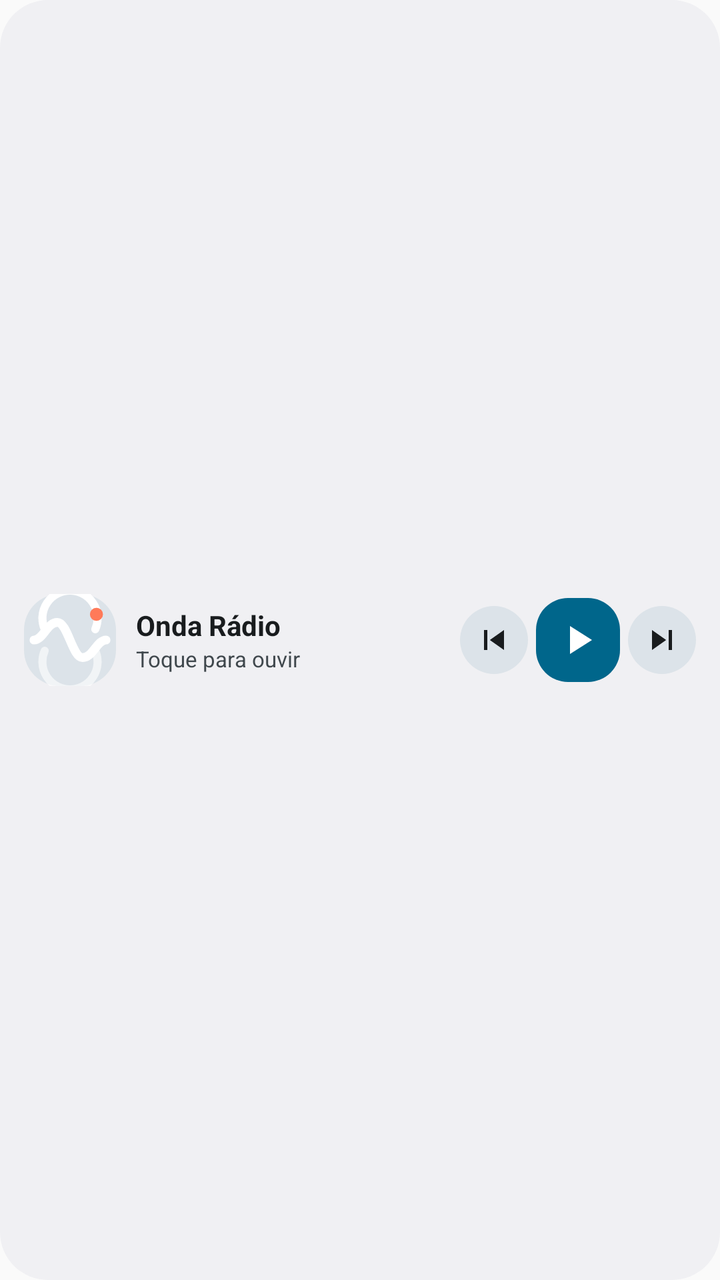
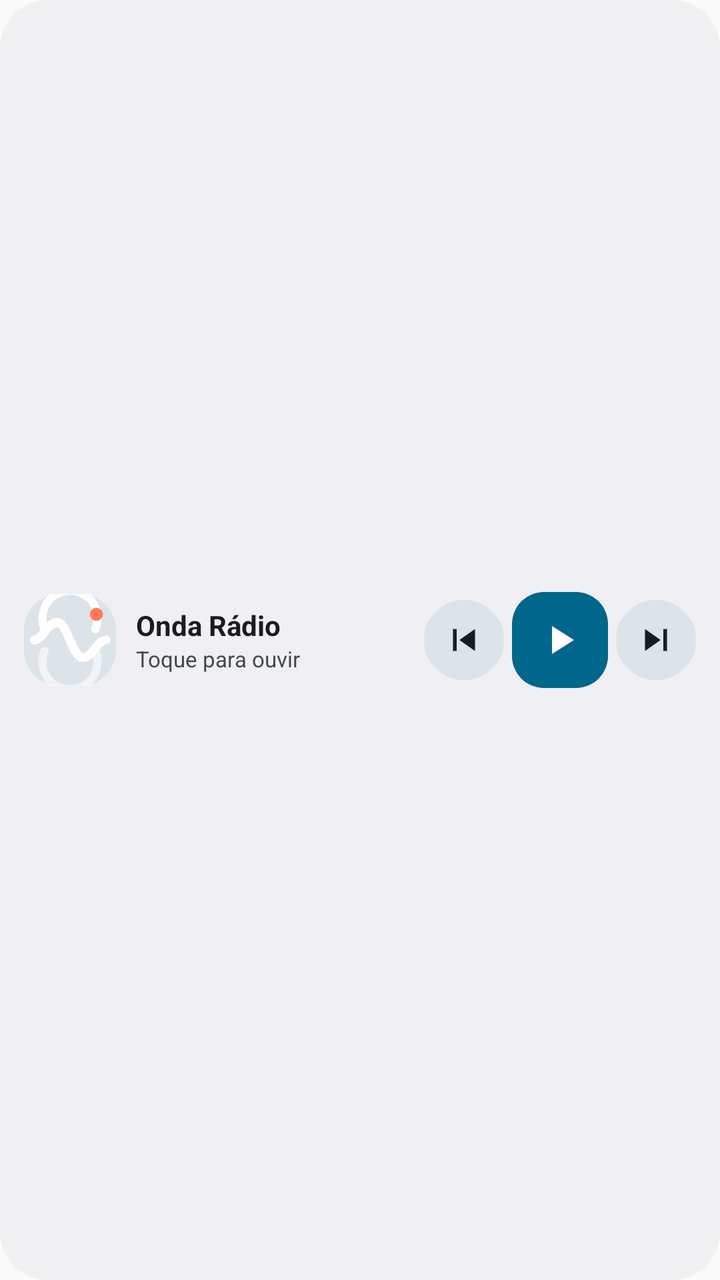

An Android layout rendered at two revisions. The XML below is the earlier revision; the diff shows what the commit changed to produce the second picture.
<!-- AndroidManifest.xml: application theme Theme.Onda -->
<!-- res/layout/widget_onda_compact.xml -->
<?xml version="1.0" encoding="utf-8"?>
<LinearLayout xmlns:android="http://schemas.android.com/apk/res/android"
    android:layout_width="match_parent"
    android:layout_height="match_parent"
    android:background="@drawable/widget_bg"
    android:gravity="center_vertical"
    android:orientation="horizontal"
    android:paddingHorizontal="12dp"
    android:paddingVertical="8dp">

    <LinearLayout
        android:id="@+id/widget_compact_info"
        android:layout_width="0dp"
        android:layout_height="wrap_content"
        android:layout_weight="1"
        android:gravity="center_vertical"
        android:orientation="horizontal"
        android:paddingEnd="8dp">

        <ImageView
            android:id="@+id/widget_compact_art"
            android:layout_width="46dp"
            android:layout_height="46dp"
            android:background="@drawable/widget_chip_bg"
            android:contentDescription="@string/app_name"
            android:scaleType="centerCrop"
            android:src="@drawable/ic_radio" />

        <LinearLayout
            android:layout_width="0dp"
            android:layout_height="wrap_content"
            android:layout_marginStart="10dp"
            android:layout_weight="1"
            android:orientation="vertical">

            <TextView
                android:id="@+id/widget_compact_title"
                android:layout_width="match_parent"
                android:layout_height="wrap_content"
                android:ellipsize="end"
                android:maxLines="1"
                android:text="@string/widget_idle_title"
                android:textColor="@color/widget_on_surface"
                android:textSize="14sp"
                android:textStyle="bold" />

            <TextView
                android:id="@+id/widget_compact_subtitle"
                android:layout_width="match_parent"
                android:layout_height="wrap_content"
                android:ellipsize="end"
                android:maxLines="1"
                android:text="@string/widget_idle_subtitle"
                android:textColor="@color/widget_on_surface_variant"
                android:textSize="11sp" />
        </LinearLayout>
    </LinearLayout>

    <ImageButton
        android:id="@+id/widget_compact_prev"
        android:layout_width="34dp"
        android:layout_height="34dp"
        android:layout_marginEnd="4dp"
        android:background="@drawable/widget_btn_tonal"
        android:contentDescription="@string/app_name"
        android:padding="7dp"
        android:scaleType="fitCenter"
        android:src="@drawable/ic_skip_previous"
        android:tint="@color/widget_on_surface" />

    <ImageButton
        android:id="@+id/widget_compact_play"
        android:layout_width="42dp"
        android:layout_height="42dp"
        android:layout_marginEnd="4dp"
        android:background="@drawable/widget_play_bg"
        android:contentDescription="@string/app_name"
        android:padding="9dp"
        android:scaleType="fitCenter"
        android:src="@drawable/ic_play"
        android:tint="@color/widget_on_primary" />

    <ImageButton
        android:id="@+id/widget_compact_next"
        android:layout_width="34dp"
        android:layout_height="34dp"
        android:background="@drawable/widget_btn_tonal"
        android:contentDescription="@string/app_name"
        android:padding="7dp"
        android:scaleType="fitCenter"
        android:src="@drawable/ic_skip_next"
        android:tint="@color/widget_on_surface" />

</LinearLayout>
<!-- resources referenced by this layout -->
<resources>
  <color name="widget_on_primary">#FFFFFF</color>
  <color name="widget_on_surface">#0F172A</color>
  <color name="widget_on_surface_variant">#475569</color>
  <!-- drawable ic_play (drawable) -->
  <vector xmlns:android="http://schemas.android.com/apk/res/android"
      android:width="24dp"
      android:height="24dp"
      android:viewportWidth="24"
      android:viewportHeight="24">
      <path
          android:fillColor="#FFFFFFFF"
          android:pathData="M8,5v14l11,-7z" />
  </vector>
  <!-- drawable ic_radio (drawable) -->
  <?xml version="1.0" encoding="utf-8"?>
  <vector xmlns:android="http://schemas.android.com/apk/res/android"
      android:width="24dp"
      android:height="24dp"
      android:viewportWidth="24"
      android:viewportHeight="24">
  
      <path
          android:pathData="M5.4,9.2 A7.2,7.2 0 1,1 18.6,9.2"
          android:strokeColor="#FFFFFFFF"
          android:strokeLineCap="round"
          android:strokeWidth="2.1" />
  
      <path
          android:pathData="M18.6,14.8 A7.2,7.2 0 1,1 5.4,14.8"
          android:strokeAlpha="0.6"
          android:strokeColor="#FFFFFFFF"
          android:strokeLineCap="round"
          android:strokeWidth="2.1" />
  
      <path
          android:pathData="M2.6,12 C5,12 6,7.4 8.7,7.4 C11.4,7.4 12.6,16.6 15.3,16.6 C18,16.6 19,12 21.4,12"
          android:strokeColor="#FFFFFFFF"
          android:strokeLineCap="round"
          android:strokeWidth="2.3" />
  
      <path
          android:fillColor="#FFFF7A59"
          android:pathData="M17.2,5.3 a1.7,1.7 0 1,0 3.4,0 a1.7,1.7 0 1,0 -3.4,0 Z" />
  </vector>
  <!-- drawable ic_skip_next (drawable) -->
  <vector xmlns:android="http://schemas.android.com/apk/res/android"
      android:width="24dp"
      android:height="24dp"
      android:viewportWidth="24"
      android:viewportHeight="24">
      <path
          android:fillColor="#FFFFFFFF"
          android:pathData="M6,18l8.5,-6L6,6v12zM16,6v12h2V6h-2z" />
  </vector>
  <!-- drawable ic_skip_previous (drawable) -->
  <vector xmlns:android="http://schemas.android.com/apk/res/android"
      android:width="24dp"
      android:height="24dp"
      android:viewportWidth="24"
      android:viewportHeight="24">
      <path
          android:fillColor="#FFFFFFFF"
          android:pathData="M6,6h2v12H6zM9.5,12l8.5,6V6z" />
  </vector>
  <!-- drawable widget_bg (drawable) -->
  <?xml version="1.0" encoding="utf-8"?>
  <shape xmlns:android="http://schemas.android.com/apk/res/android" android:shape="rectangle">
      <solid android:color="@color/widget_surface" />
      <corners android:radius="24dp" />
  </shape>
  <!-- drawable widget_btn_tonal (drawable) -->
  <?xml version="1.0" encoding="utf-8"?>
  <shape xmlns:android="http://schemas.android.com/apk/res/android" android:shape="oval">
      <solid android:color="@color/widget_surface_container" />
  </shape>
  <!-- drawable widget_chip_bg (drawable) -->
  <?xml version="1.0" encoding="utf-8"?>
  <shape xmlns:android="http://schemas.android.com/apk/res/android" android:shape="rectangle">
      <solid android:color="@color/widget_surface_container" />
      <corners android:radius="18dp" />
  </shape>
  <!-- drawable widget_play_bg (drawable) -->
  <?xml version="1.0" encoding="utf-8"?>
  <shape xmlns:android="http://schemas.android.com/apk/res/android" android:shape="rectangle">
      <solid android:color="@color/widget_primary" />
      <corners android:radius="16dp" />
  </shape>
  <string name="app_name">Onda</string>
  <string name="widget_idle_subtitle">Toque para ouvir</string>
  <string name="widget_idle_title">Onda Rádio</string>
  <style name="Theme.Onda" parent="android:Theme.Material.Light.NoActionBar" />
  <color name="widget_surface">#EEF4FB</color>
  <color name="widget_surface_container">#DCE9F8</color>
  <color name="widget_primary">#006399</color>
</resources>

<!-- the commit's change to res/layout/widget_onda_compact.xml (unified diff, before → after) -->
@@ -58,35 +58,35 @@
 
     <ImageButton
         android:id="@+id/widget_compact_prev"
-        android:layout_width="34dp"
-        android:layout_height="34dp"
+        android:layout_width="40dp"
+        android:layout_height="40dp"
         android:layout_marginEnd="4dp"
         android:background="@drawable/widget_btn_tonal"
-        android:contentDescription="@string/app_name"
-        android:padding="7dp"
+        android:contentDescription="@string/action_previous"
+        android:padding="9dp"
         android:scaleType="fitCenter"
         android:src="@drawable/ic_skip_previous"
         android:tint="@color/widget_on_surface" />
 
     <ImageButton
         android:id="@+id/widget_compact_play"
-        android:layout_width="42dp"
-        android:layout_height="42dp"
+        android:layout_width="48dp"
+        android:layout_height="48dp"
         android:layout_marginEnd="4dp"
         android:background="@drawable/widget_play_bg"
-        android:contentDescription="@string/app_name"
-        android:padding="9dp"
+        android:contentDescription="@string/action_play_pause"
+        android:padding="12dp"
         android:scaleType="fitCenter"
         android:src="@drawable/ic_play"
         android:tint="@color/widget_on_primary" />
 
     <ImageButton
         android:id="@+id/widget_compact_next"
-        android:layout_width="34dp"
-        android:layout_height="34dp"
+        android:layout_width="40dp"
+        android:layout_height="40dp"
         android:background="@drawable/widget_btn_tonal"
-        android:contentDescription="@string/app_name"
-        android:padding="7dp"
+        android:contentDescription="@string/action_next"
+        android:padding="9dp"
         android:scaleType="fitCenter"
         android:src="@drawable/ic_skip_next"
         android:tint="@color/widget_on_surface" />
<!-- resource entries referenced after the edit -->
@@ -87,6 +87,9 @@
       <solid android:color="@color/widget_primary" />
       <corners android:radius="16dp" />
   </shape>
+  <string name="action_next">Próxima</string>
+  <string name="action_play_pause">Reproduzir ou pausar</string>
+  <string name="action_previous">Anterior</string>
   <string name="app_name">Onda</string>
   <string name="widget_idle_subtitle">Toque para ouvir</string>
   <string name="widget_idle_title">Onda Rádio</string>
